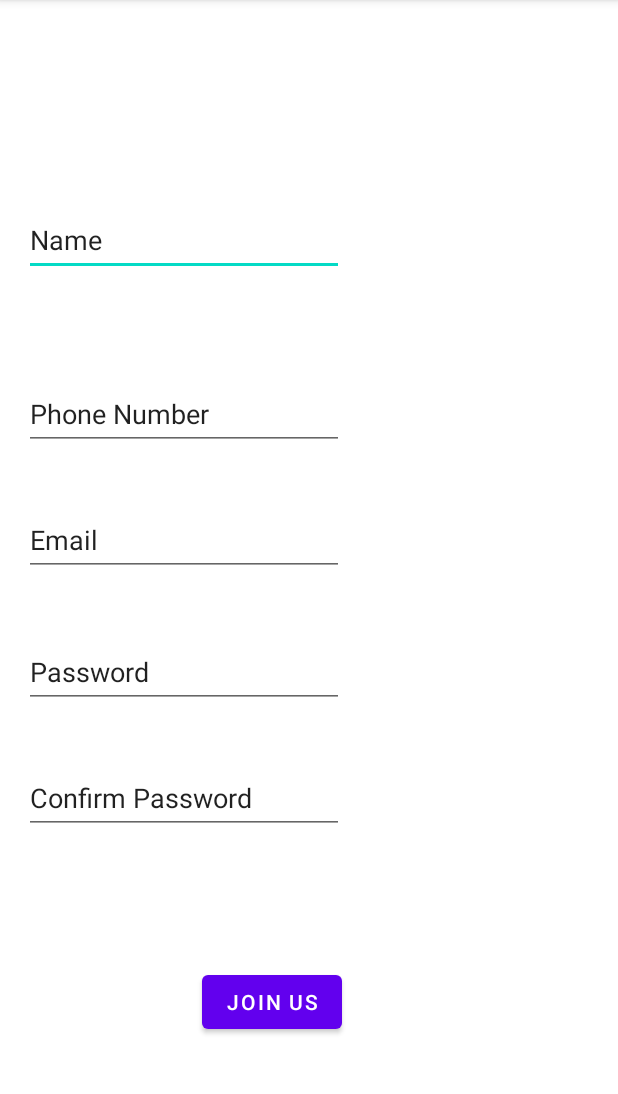
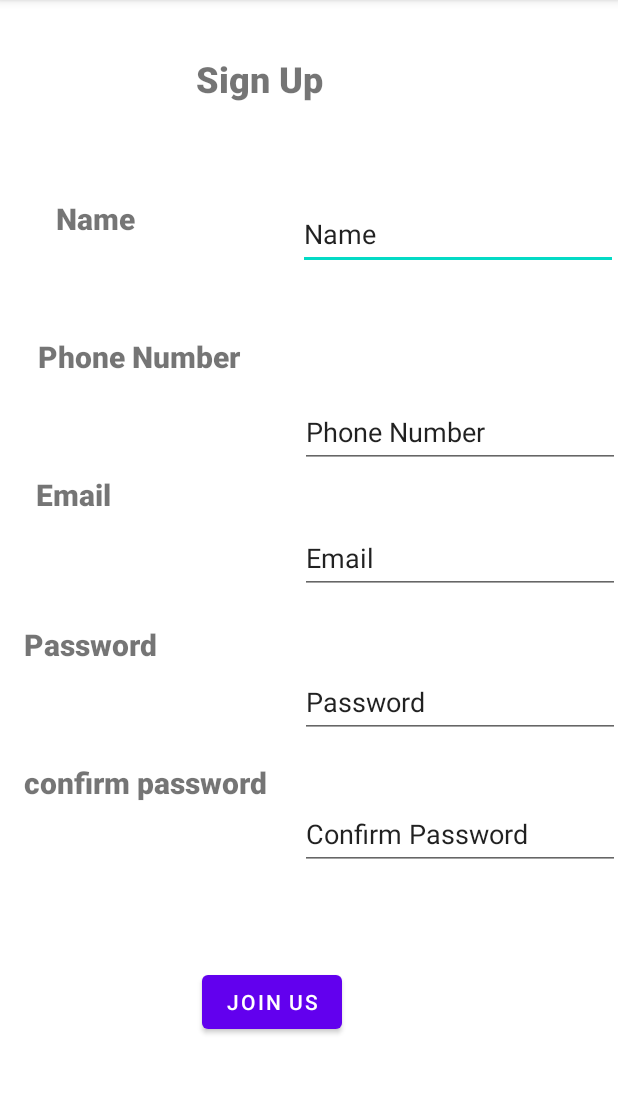
Before and after one commit to Diana-Kieru/Drip-Store, an Android app: the SignUpPage screen opened directly, with no data from a screen before it, on a phone screen of 412 x 824 dp, the part 84-1178 px from its top. Run offline under Robolectric (Android 15) with nearby library versions, the phone set to English and light mode, and no system bars.

Commit message:
added textbox to signup page

```diff
--- a/app/src/main/res/layout/activity_login_page.xml
+++ b/app/src/main/res/layout/activity_login_page.xml
@@ -69,18 +69,16 @@
         app:layout_constraintBottom_toBottomOf="parent"
         app:layout_constraintEnd_toEndOf="parent" />
 
-    <EditText
-        android:id="@+id/editTextTextPersonName2"
-        android:layout_width="wrap_content"
-        android:layout_height="wrap_content"
-        android:layout_marginTop="64dp"
-        android:layout_marginEnd="120dp"
-        android:ems="10"
-        android:fontFamily="sans-serif-light"
-        android:inputType="textPersonName"
-        android:minHeight="48dp"
+    <TextView
+        android:id="@+id/textView6"
+        android:layout_width="161dp"
+        android:layout_height="64dp"
+        android:layout_marginTop="40dp"
+        android:layout_marginEnd="140dp"
+        android:fontFamily="sans-serif-black"
         android:text="Welcome Back"
         android:textAlignment="center"
+        android:textSize="24sp"
         app:layout_constraintEnd_toEndOf="parent"
         app:layout_constraintTop_toTopOf="parent" />
 
--- a/app/src/main/res/layout/activity_sign_up_page.xml
+++ b/app/src/main/res/layout/activity_sign_up_page.xml
@@ -20,70 +20,146 @@
         android:id="@+id/editTextTextPersonName"
         android:layout_width="wrap_content"
         android:layout_height="wrap_content"
-        android:layout_marginStart="16dp"
-        android:layout_marginTop="136dp"
+        android:layout_marginTop="132dp"
+        android:autofillHints=""
         android:ems="10"
         android:inputType="textPersonName"
         android:minHeight="48dp"
         android:text="Name"
+        app:layout_constraintEnd_toEndOf="parent"
+        app:layout_constraintHorizontal_bias="1.0"
         app:layout_constraintStart_toStartOf="parent"
-        app:layout_constraintTop_toTopOf="parent"
-        android:autofillHints="" />
+        app:layout_constraintTop_toTopOf="parent" />
 
     <EditText
         android:id="@+id/editTextTextPersonName4"
         android:layout_width="wrap_content"
         android:layout_height="wrap_content"
-        android:layout_marginStart="16dp"
-        android:layout_marginBottom="468dp"
+        android:layout_marginStart="200dp"
+        android:layout_marginBottom="456dp"
+        android:autofillHints=""
         android:ems="10"
         android:inputType="textPersonName"
         android:minHeight="48dp"
         android:text="Phone Number"
         app:layout_constraintBottom_toBottomOf="parent"
-        app:layout_constraintStart_toStartOf="parent"
-        android:autofillHints="" />
+        app:layout_constraintStart_toStartOf="parent" />
 
     <EditText
         android:id="@+id/editTextTextPersonName6"
         android:layout_width="wrap_content"
         android:layout_height="wrap_content"
-        android:layout_marginStart="16dp"
-        android:layout_marginBottom="384dp"
+        android:layout_marginStart="200dp"
+        android:layout_marginBottom="372dp"
+        android:autofillHints=""
         android:ems="10"
         android:inputType="textPersonName"
         android:minHeight="48dp"
         android:text="Email"
         app:layout_constraintBottom_toBottomOf="parent"
-        app:layout_constraintStart_toStartOf="parent"
-        android:autofillHints="" />
+        app:layout_constraintStart_toStartOf="parent" />
 
     <EditText
         android:id="@+id/editTextTextPersonName7"
         android:layout_width="wrap_content"
         android:layout_height="wrap_content"
-        android:layout_marginStart="16dp"
-        android:layout_marginBottom="296dp"
+        android:layout_marginStart="200dp"
+        android:layout_marginBottom="276dp"
+        android:autofillHints=""
         android:ems="10"
         android:inputType="textPersonName"
         android:minHeight="48dp"
         android:text="Password"
         app:layout_constraintBottom_toBottomOf="parent"
-        app:layout_constraintStart_toStartOf="parent"
-        android:autofillHints="" />
+        app:layout_constraintStart_toStartOf="parent" />
 
     <EditText
         android:id="@+id/editTextTextPersonName8"
         android:layout_width="wrap_content"
         android:layout_height="wrap_content"
-        android:layout_marginStart="16dp"
-        android:layout_marginBottom="212dp"
+        android:layout_marginStart="200dp"
+        android:layout_marginBottom="188dp"
+        android:autofillHints=""
         android:ems="10"
         android:inputType="textPersonName"
         android:minHeight="48dp"
         android:text="Confirm Password"
         app:layout_constraintBottom_toBottomOf="parent"
+        app:layout_constraintStart_toStartOf="parent" />
+
+    <TextView
+        android:id="@+id/textView4"
+        android:layout_width="95dp"
+        android:layout_height="39dp"
+        android:layout_marginStart="16dp"
+        android:layout_marginTop="132dp"
+        android:fontFamily="sans-serif-black"
+        android:text="Name"
+        android:textAlignment="center"
+        android:textSize="20sp"
         app:layout_constraintStart_toStartOf="parent"
-        android:autofillHints="" />
+        app:layout_constraintTop_toTopOf="parent" />
+
+    <TextView
+        android:id="@+id/textView3"
+        android:layout_width="154dp"
+        android:layout_height="39dp"
+        android:layout_marginStart="16dp"
+        android:layout_marginTop="224dp"
+        android:fontFamily="sans-serif-black"
+        android:text="Phone Number"
+        android:textAlignment="center"
+        android:textSize="20sp"
+        app:layout_constraintStart_toStartOf="parent"
+        app:layout_constraintTop_toTopOf="parent" />
+
+    <TextView
+        android:id="@+id/textView7"
+        android:layout_width="135dp"
+        android:layout_height="42dp"
+        android:layout_marginStart="24dp"
+        android:layout_marginTop="316dp"
+        android:fontFamily="sans-serif-black"
+        android:text="Email"
+        android:textSize="20sp"
+        app:layout_constraintStart_toStartOf="parent"
+        app:layout_constraintTop_toTopOf="parent" />
+
+    <TextView
+        android:id="@+id/textView8"
+        android:layout_width="145dp"
+        android:layout_height="36dp"
+        android:layout_marginStart="16dp"
+        android:layout_marginTop="416dp"
+        android:fontFamily="sans-serif-black"
+        android:text="Password"
+        android:textSize="20sp"
+        app:layout_constraintStart_toStartOf="parent"
+        app:layout_constraintTop_toTopOf="parent" />
+
+    <TextView
+        android:id="@+id/textView9"
+        android:layout_width="186dp"
+        android:layout_height="32dp"
+        android:layout_marginStart="16dp"
+        android:layout_marginTop="508dp"
+        android:fontFamily="sans-serif-black"
+        android:text="confirm password"
+        android:textSize="20sp"
+        app:layout_constraintStart_toStartOf="parent"
+        app:layout_constraintTop_toTopOf="parent" />
+
+    <TextView
+        android:id="@+id/textView10"
+        android:layout_width="110dp"
+        android:layout_height="47dp"
+        android:layout_marginTop="36dp"
+        android:layout_marginEnd="184dp"
+        android:fontFamily="sans-serif-black"
+        android:text="Sign Up"
+        android:textAlignment="center"
+        android:textSize="24sp"
+        app:layout_constraintEnd_toEndOf="parent"
+        app:layout_constraintTop_toTopOf="parent" />
 
 </androidx.constraintlayout.widget.ConstraintLayout>
```
